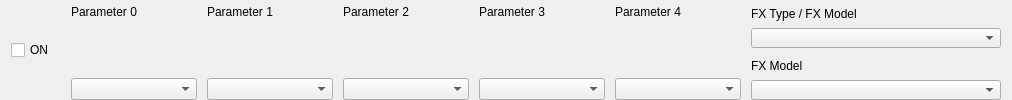
Qt form ui/pedal.ui (StarAurryon/lpedit) before a commit.
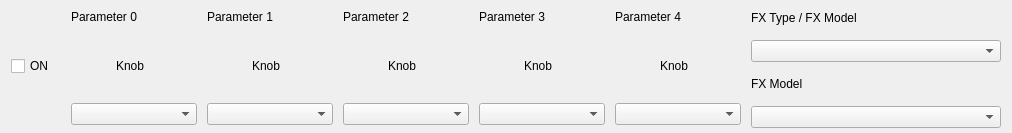
The same form after that commit.

Commit message: Adding Icon and Knob

Diff of the .ui file:
```diff
--- a/ui/pedal.ui
+++ b/ui/pedal.ui
@@ -7,7 +7,7 @@
     <x>0</x>
     <y>0</y>
     <width>1012</width>
-    <height>100</height>
+    <height>133</height>
    </rect>
   </property>
   <property name="minimumSize">
@@ -122,7 +122,7 @@
           <number>0</number>
          </property>
          <item row="0" column="0">
-          <widget class="QWidget" name="param0Knob" native="true">
+          <widget class="QLabel" name="param0Knob">
            <property name="minimumSize">
             <size>
              <width>35</width>
@@ -135,6 +135,9 @@
              <height>35</height>
             </size>
            </property>
+           <property name="text">
+            <string>Knob</string>
+           </property>
           </widget>
          </item>
         </layout>
@@ -227,7 +230,7 @@
           <number>0</number>
          </property>
          <item row="0" column="0">
-          <widget class="QWidget" name="param1Knob" native="true">
+          <widget class="QLabel" name="param1Knob">
            <property name="minimumSize">
             <size>
              <width>35</width>
@@ -240,6 +243,9 @@
              <height>35</height>
             </size>
            </property>
+           <property name="text">
+            <string>Knob</string>
+           </property>
           </widget>
          </item>
         </layout>
@@ -329,7 +335,7 @@
           <number>0</number>
          </property>
          <item row="0" column="0">
-          <widget class="QWidget" name="param2Knob" native="true">
+          <widget class="QLabel" name="param2Knob">
            <property name="minimumSize">
             <size>
              <width>35</width>
@@ -342,6 +348,9 @@
              <height>35</height>
             </size>
            </property>
+           <property name="text">
+            <string>Knob</string>
+           </property>
           </widget>
          </item>
         </layout>
@@ -431,7 +440,7 @@
           <number>0</number>
          </property>
          <item row="0" column="0">
-          <widget class="QWidget" name="param3Knob" native="true">
+          <widget class="QLabel" name="param3Knob">
            <property name="minimumSize">
             <size>
              <width>35</width>
@@ -444,6 +453,9 @@
              <height>35</height>
             </size>
            </property>
+           <property name="text">
+            <string>Knob</string>
+           </property>
           </widget>
          </item>
         </layout>
@@ -533,7 +545,7 @@
           <number>0</number>
          </property>
          <item row="0" column="0">
-          <widget class="QWidget" name="param4Knob" native="true">
+          <widget class="QLabel" name="param4Knob">
            <property name="minimumSize">
             <size>
              <width>35</width>
@@ -546,6 +558,9 @@
              <height>35</height>
             </size>
            </property>
+           <property name="text">
+            <string>Knob</string>
+           </property>
           </widget>
          </item>
         </layout>
```
The commit also changes 8 other files.
